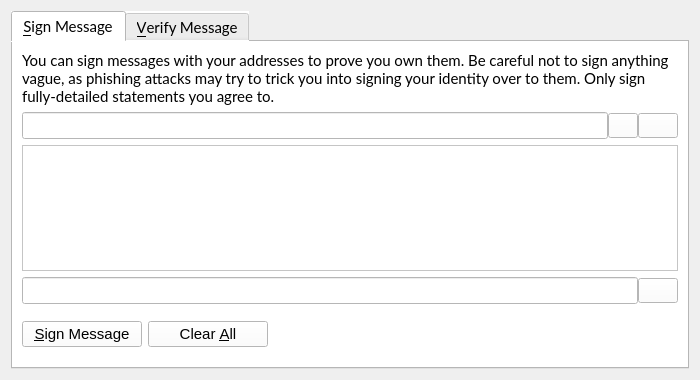
Old version of the form src/qt/forms/signverifymessagedialog.ui in the repository VeriConomy/vericoin.
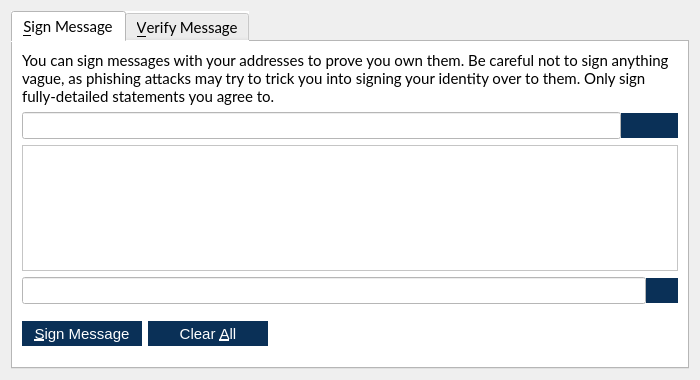
New version of the form. Icons and pictures are not drawn. Custom widgets are drawn as their Qt base class.

Diff of the .ui file:
```diff
--- a/src/qt/forms/signverifymessagedialog.ui
+++ b/src/qt/forms/signverifymessagedialog.ui
@@ -98,7 +98,8 @@
             <string>Choose an address from the address book</string>
            </property>
            <property name="styleSheet">
-            <string notr="true"/>
+            <string notr="true">QPushButton { background : #0a3057; border : none; color: white} QPushButton:hover { background : #418BCA; } 
+QPushButton:pressed { background : #418BCA; }</string>
            </property>
            <property name="text">
             <string/>
@@ -133,7 +134,8 @@
             <string>Paste address from clipboard</string>
            </property>
            <property name="styleSheet">
-            <string notr="true"/>
+            <string notr="true">QPushButton { background : #0a3057; border : none; color: white} QPushButton:hover { background : #418BCA; } 
+QPushButton:pressed { background : #418BCA; }</string>
            </property>
            <property name="text">
             <string/>
@@ -195,7 +197,8 @@
             <string>Copy the current signature to the system clipboard</string>
            </property>
            <property name="styleSheet">
-            <string notr="true"/>
+            <string notr="true">QPushButton { background : #0a3057; border : none; color: white} QPushButton:hover { background : #418BCA; } 
+QPushButton:pressed { background : #418BCA; }</string>
            </property>
            <property name="text">
             <string/>
@@ -236,7 +239,8 @@
             <string>Sign the message to prove you own this VeriCoin address</string>
            </property>
            <property name="styleSheet">
-            <string notr="true"/>
+            <string notr="true">QPushButton { background : #0a3057; border : none; color: white} QPushButton:hover { background : #418BCA; } 
+QPushButton:pressed { background : #418BCA; }</string>
            </property>
            <property name="text">
             <string>&amp;Sign Message</string>
@@ -273,7 +277,8 @@
             <string>Reset all sign message fields</string>
            </property>
            <property name="styleSheet">
-            <string notr="true"/>
+            <string notr="true">QPushButton { background : #0a3057; border : none; color: white} QPushButton:hover { background : #418BCA; } 
+QPushButton:pressed { background : #418BCA; }</string>
            </property>
            <property name="text">
             <string>Clear &amp;All</string>
```
Left out of the diff: 4 changed lines with no effect on the pictures.
